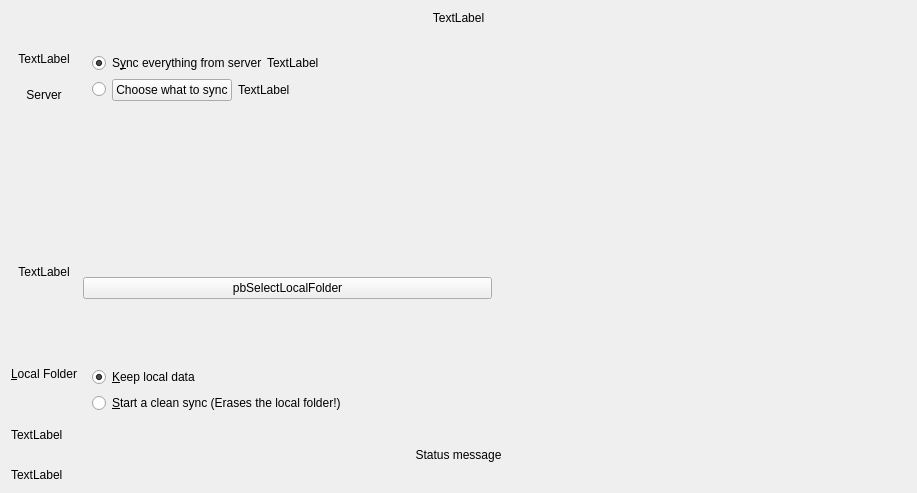
GrossLukas/client, file src/gui/wizard/owncloudadvancedsetuppage.ui: the form before one commit.
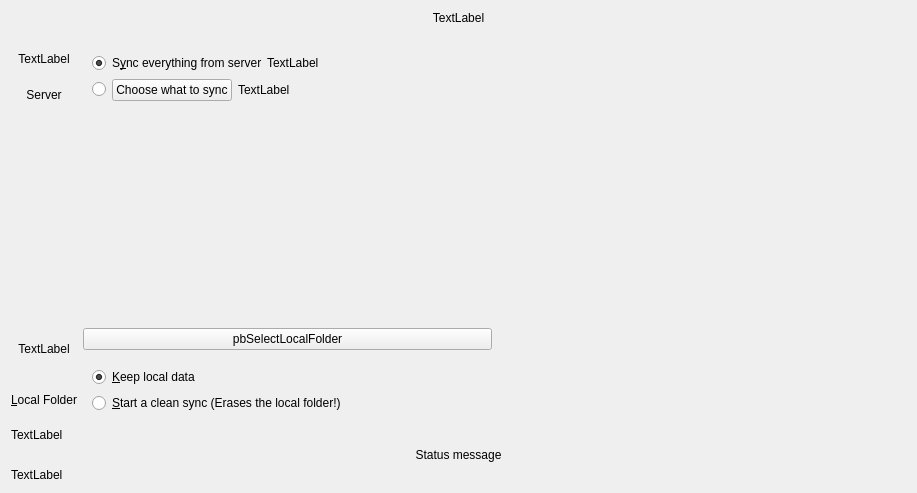
The form after the commit.

Commit message: Setup wizard: remove some spacing in the result page #3588

```diff
--- a/src/gui/wizard/owncloudadvancedsetuppage.ui
+++ b/src/gui/wizard/owncloudadvancedsetuppage.ui
@@ -184,22 +184,6 @@
        </layout>
       </widget>
      </item>
-     <item row="3" column="2">
-      <spacer name="verticalSpacer_3">
-       <property name="orientation">
-        <enum>Qt::Vertical</enum>
-       </property>
-       <property name="sizeType">
-        <enum>QSizePolicy::MinimumExpanding</enum>
-       </property>
-       <property name="sizeHint" stdset="0">
-        <size>
-         <width>20</width>
-         <height>40</height>
-        </size>
-       </property>
-      </spacer>
-     </item>
      <item row="2" column="1" rowspan="2">
       <widget class="QPushButton" name="pbSelectLocalFolder">
        <property name="sizePolicy">
```
